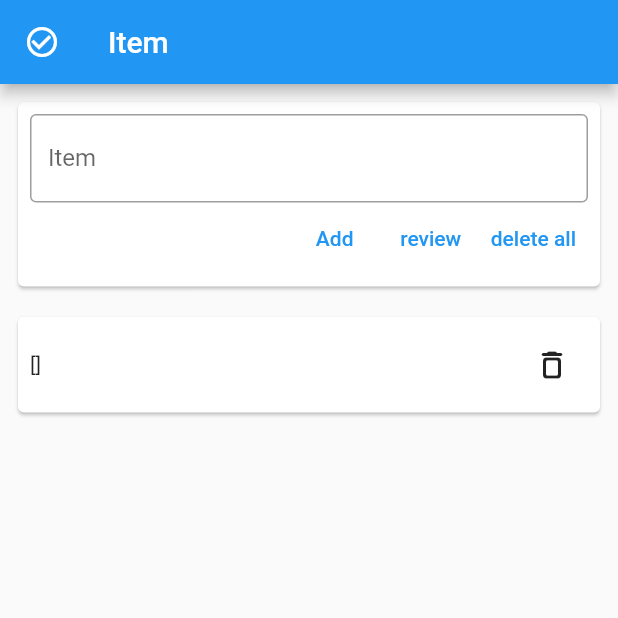
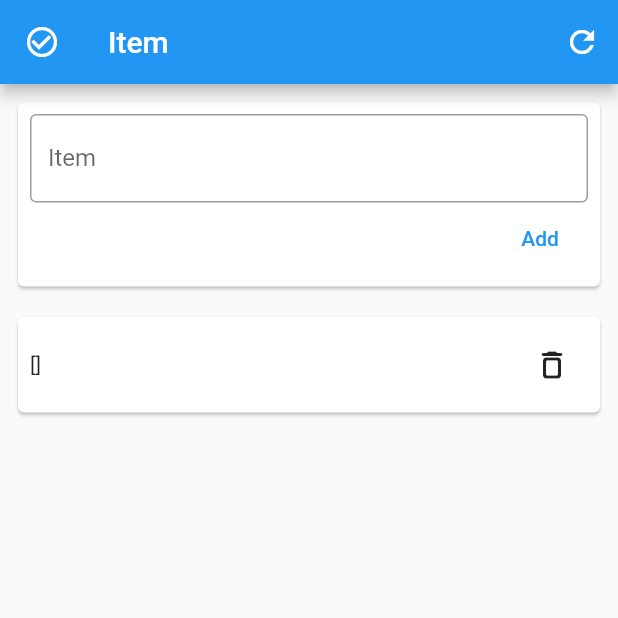
Before and after one commit to CarlloydViray/hivepractice, a Flutter app: the screen it shows after launch, after a tap on "Add", after a tap on the "delete outline" icon, on a phone screen of 412 x 824 dp, the top half of it. Run offline on Flutter 3.47's test engine with Material 2 defaults, Android fonts, the phone set to English and light mode, and no system bars; our stand-ins replace hive_flutter, quickalert; accounts and stored records are empty.

Commit message:
Stuck on getting specific index from hive

```diff
--- a/hive_test/lib/mainScreen.dart
+++ b/hive_test/lib/mainScreen.dart
@@ -17,15 +17,19 @@ class _mainScreenState extends State<mainScreen> {
   List<String> readBox = [];
 
   void saveData(shoppingAdd) {
-    _mybox.add(shoppingAdd);
-  }
+    _mybox.put("key", shoppingAdd);
 
-  void getData() {
-    print(Hive.box("myBox").values.toString());
+    readBox.add(_mybox.get(0).toString());
+
+    print(readBox);
+    print(_mybox.get(0));
   }
 
   void deleteData() {
     _mybox.clear();
+    _cartList.clear();
+    Hive.box("myBox").clear();
+    readBox.clear();
   }
 
   @override
@@ -34,6 +38,15 @@ class _mainScreenState extends State<mainScreen> {
         appBar: AppBar(
           title: Text("Item"),
           leading: Icon(Icons.check_circle_outline),
+          actions: [
+            IconButton(
+                onPressed: () {
+                  setState(() {
+                    deleteData();
+                  });
+                },
+                icon: Icon(Icons.refresh_outlined))
+          ],
         ),
         body: Padding(
             padding: const EdgeInsets.all(8.0),
@@ -61,8 +74,7 @@ class _mainScreenState extends State<mainScreen> {
                                     QuickAlert.show(
                                       context: context,
                                       type: QuickAlertType.success,
-                                      text:
-                                          'Added to cart!',
+                                      text: 'Added to cart!',
                                     );
                                     _cartList.add(shoppingCart.text);
                                     saveData(_cartList);
@@ -70,21 +82,6 @@ class _mainScreenState extends State<mainScreen> {
                                   });
                                 },
                                 child: Text("Add")),
-                            TextButton(
-                                onPressed: () {
-                                  setState(() {
-                                    getData();
-                                  });
-                                },
-                                child: Text("review")),
-                            TextButton(
-                                onPressed: () {
-                                  setState(() {
-                                    deleteData();
-                                  _cartList.clear();
-                                  });
-                                },
-                                child: Text("delete all")),
                           ],
                         )
                       ],
@@ -101,9 +98,13 @@ class _mainScreenState extends State<mainScreen> {
                           child: Row(
                             mainAxisAlignment: MainAxisAlignment.spaceBetween,
                             children: [
-                              Text(_mybox.get(index).toString()),
+                              Text(_mybox.getAt(index).toString()),
                               IconButton(
-                                  onPressed: () {},
+                                  onPressed: () {
+                                    setState(() {
+                                      _cartList.removeAt(index);
+                                    });
+                                  },
                                   icon: Icon(Icons.delete_outline_rounded))
                             ],
                           ),
```
